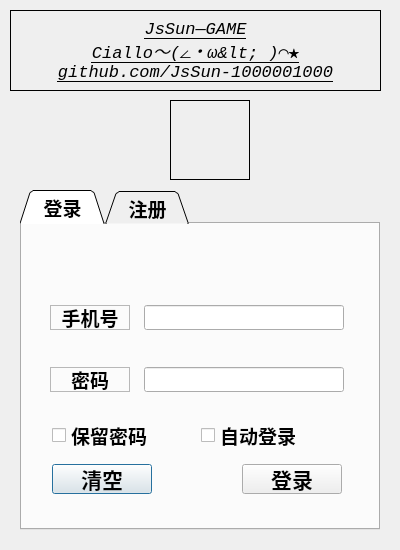
Before: the Qt Designer form GameHall/QT_client/GameHall/logindialog.ui in JsSun-1000001000/PROJECT_Colin_Five_in_a_Row, drawn with Qt 5.
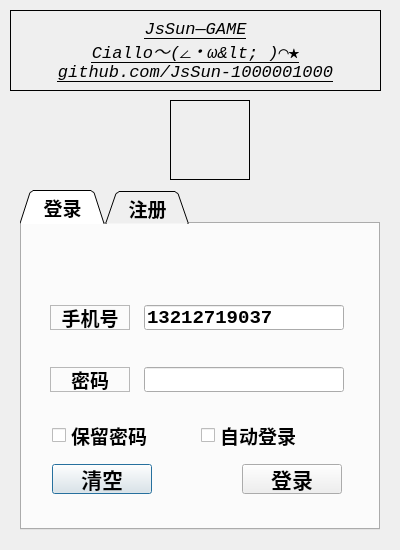
After: the same form once the commit is applied. Icons and pictures are not drawn.

```diff
--- a/GameHall/QT_client/GameHall/logindialog.ui
+++ b/GameHall/QT_client/GameHall/logindialog.ui
@@ -341,6 +341,9 @@
           <height>25</height>
          </size>
         </property>
+        <property name="text">
+         <string>13212719037</string>
+        </property>
        </widget>
       </item>
      </layout>
```
